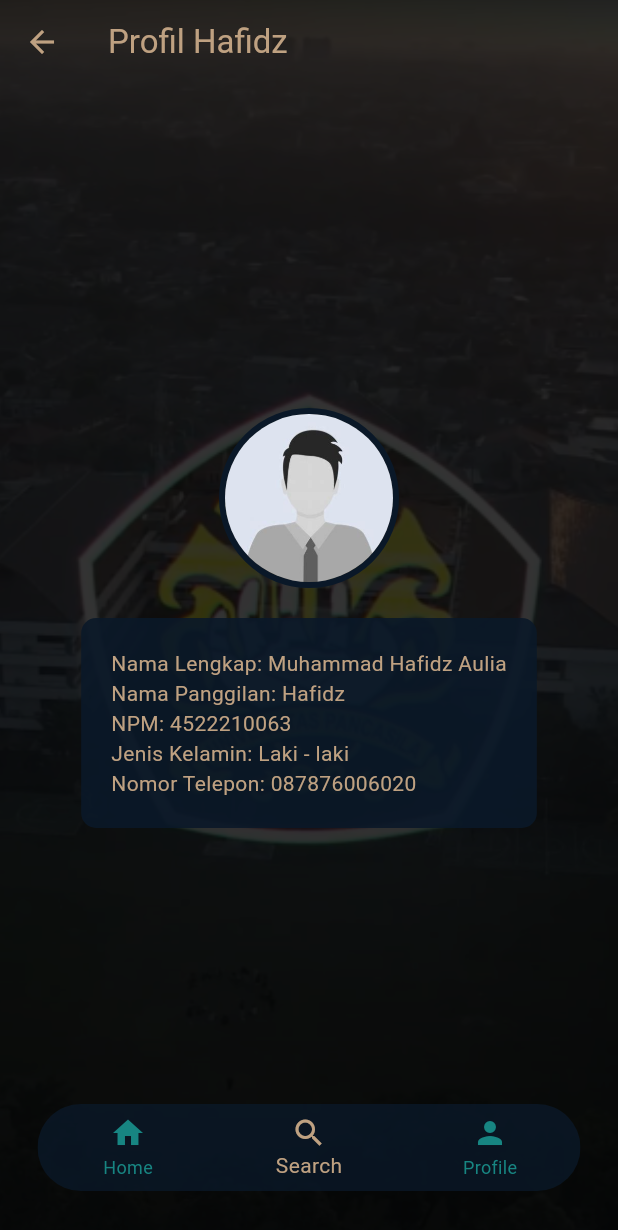
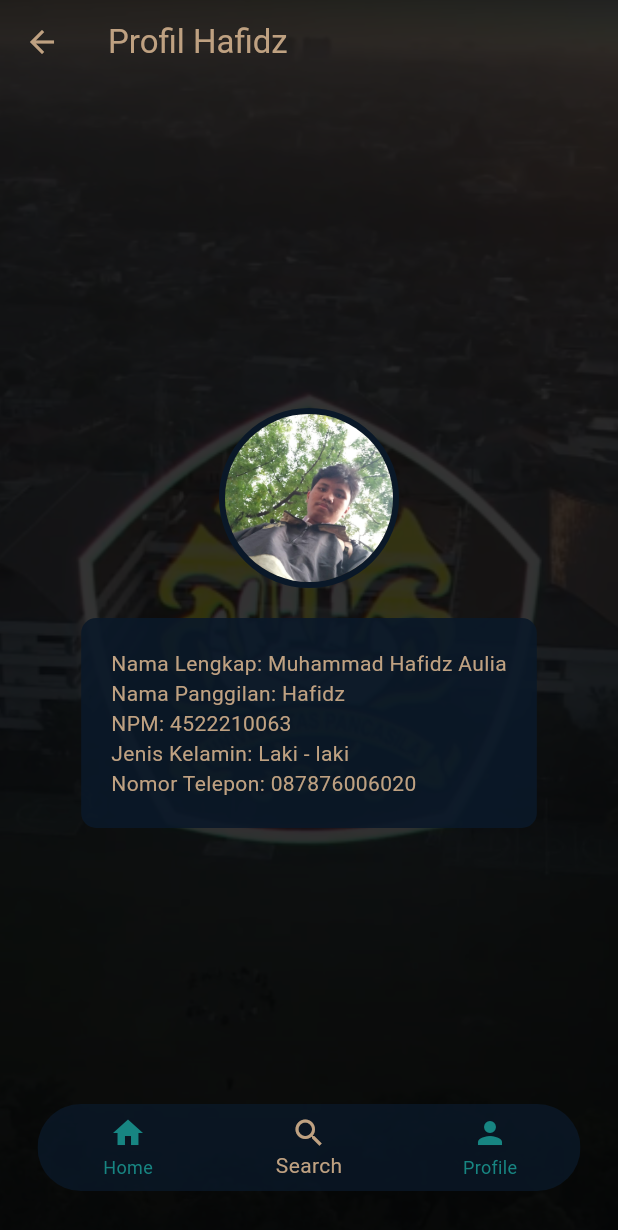
Before and after one commit to FerryAchmadAkbar4522210088/PBM-ZTE, a Flutter app: the screen it shows after launch, after a tap on "Hafidz", on a phone screen of 412 x 824 dp. Shown: the top 1230 px of the screen. Run offline on Flutter 3.47's test engine with Material 3 defaults, Android fonts, the phone set to English and light mode, and no system bars.

Commit message:
nambah foto

```diff
--- a/lib/pages/bayu.dart
+++ b/lib/pages/bayu.dart
@@ -54,7 +54,7 @@ class _BayuPageState extends State<BayuPage> {
                     border: Border.all(color: Color(0xFF0A1828), width: 4),
                   ),
                   child: ClipOval(
-                    child: Image.asset("assets/profile.jpeg", fit: BoxFit.cover),
+                    child: Image.asset("assets/bayu.jpeg", fit: BoxFit.cover),
                   ),
                 ),
                 SizedBox(height: 20),
--- a/lib/pages/chris.dart
+++ b/lib/pages/chris.dart
@@ -54,7 +54,7 @@ class _ChrisPageState extends State<ChrisPage> {
                     border: Border.all(color: Color(0xFF0A1828), width: 4),
                   ),
                   child: ClipOval(
-                    child: Image.asset("assets/profile.jpeg", fit: BoxFit.cover),
+                    child: Image.asset("assets/chriss.jpeg", fit: BoxFit.cover),
                   ),
                 ),
                 SizedBox(height: 20),
--- a/lib/pages/farell.dart
+++ b/lib/pages/farell.dart
@@ -54,7 +54,7 @@ class _FarellPageState extends State<FarellPage> {
                     border: Border.all(color: Color(0xFF0A1828), width: 4),
                   ),
                   child: ClipOval(
-                    child: Image.asset("assets/profile.jpeg", fit: BoxFit.cover),
+                    child: Image.asset("assets/farell.jpeg", fit: BoxFit.cover),
                   ),
                 ),
                 SizedBox(height: 20),
--- a/lib/pages/ferry.dart
+++ b/lib/pages/ferry.dart
@@ -54,7 +54,7 @@ class _FerryPageState extends State<FerryPage> {
                     border: Border.all(color: Color(0xFF0A1828), width: 4),
                   ),
                   child: ClipOval(
-                    child: Image.asset("assets/profile.jpeg", fit: BoxFit.cover),
+                    child: Image.asset("assets/ferry.jpeg", fit: BoxFit.cover),
                   ),
                 ),
                 SizedBox(height: 20),
@@ -89,7 +89,7 @@ class _FerryPageState extends State<FerryPage> {
         child: ClipRRect(
           borderRadius: BorderRadius.circular(30),
           child: BottomNavigationBar(
-            backgroundColor: Color(0xFF0A1828).withOpacity(0.8), // Transparan agar menyatu dengan background
+            backgroundColor: Color(0xFF0A1828).withOpacity(0.8),
             currentIndex: _selectedIndex,
             onTap: _onItemTapped,
             selectedItemColor: Color(0xFFBFA181),
--- a/lib/pages/hafidz.dart
+++ b/lib/pages/hafidz.dart
@@ -20,7 +20,7 @@ class _HafidzPageState extends State<HafidzPage> {
   @override
   Widget build(BuildContext context) {
     return Scaffold(
-      extendBody: true, // Pastikan body diperpanjang ke belakang navbar
+      extendBody: true,
       extendBodyBehindAppBar: true,
       appBar: AppBar(
         title: const Text("Profil Hafidz", style: TextStyle(color: Color(0xFFBFA181))),
@@ -30,18 +30,18 @@ class _HafidzPageState extends State<HafidzPage> {
       ),
       body: Stack(
         children: [
-          // Background Image
+
           Positioned.fill(
             child: Image.asset(
               "assets/up.png",
               fit: BoxFit.cover,
             ),
           ),
-          // Overlay hitam transparan
+
           Positioned.fill(
             child: Container(color: Colors.black.withOpacity(0.8)),
           ),
-          // Konten Tengah
+
           Positioned.fill(
             child: Column(
               mainAxisAlignment: MainAxisAlignment.center,
@@ -54,7 +54,7 @@ class _HafidzPageState extends State<HafidzPage> {
                     border: Border.all(color: Color(0xFF0A1828), width: 4),
                   ),
                   child: ClipOval(
-                    child: Image.asset("assets/profile.jpeg", fit: BoxFit.cover),
+                    child: Image.asset("assets/hafidz.jpeg", fit: BoxFit.cover),
                   ),
                 ),
                 SizedBox(height: 20),
--- a/lib/pages/home.dart
+++ b/lib/pages/home.dart
@@ -28,7 +28,7 @@ class _HomePageState extends State<HomePage> {
   @override
   Widget build(BuildContext context) {
     return Scaffold(
-      extendBody: true, // Memastikan background mencakup seluruh layar
+      extendBody: true,
       appBar: AppBar(
         title: const Text("ZTE", style: TextStyle(color: Color(0xFFBFA181))),
         backgroundColor: Color(0xFF0A1828),
@@ -44,7 +44,7 @@ class _HomePageState extends State<HomePage> {
             ),
           ),
           Positioned.fill(
-            child: Container(color: Colors.black.withOpacity(0.8)), // Efek gelap
+            child: Container(color: Colors.black.withOpacity(0.8)),
           ),
           Positioned.fill(
             child: _pages[_selectedIndex],
```
Also changed, not shown: pubspec.yaml (+8 -6 lines), assets/bayu.jpeg (added), assets/chriss.jpeg (added), assets/farell.jpeg (added), assets/ferry.jpeg (added), assets/hafidz.jpeg (added).
